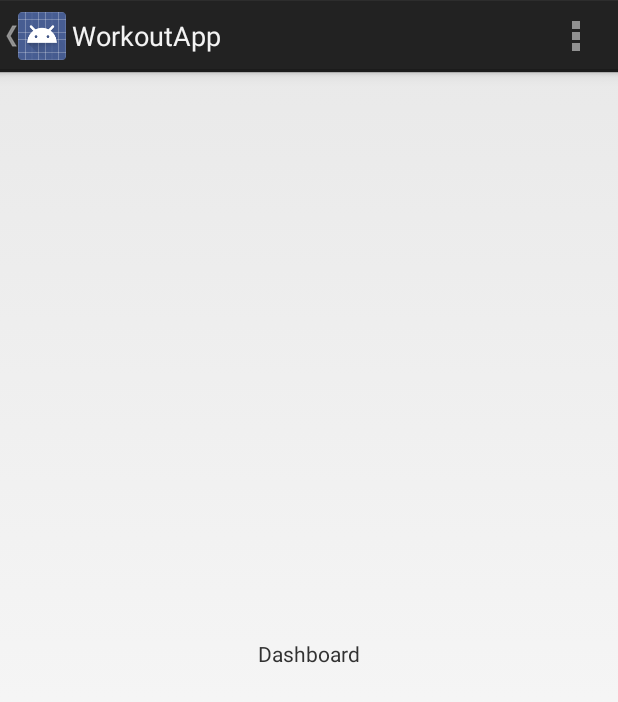
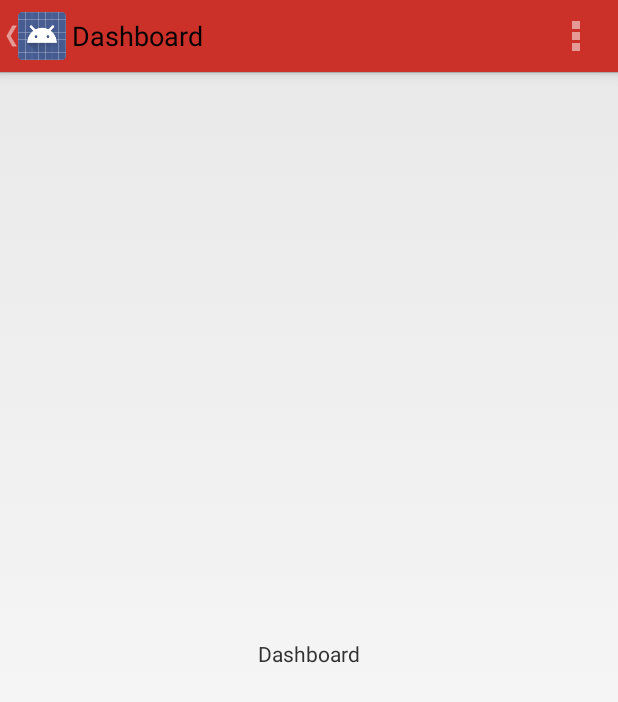
Before and after one commit to armoun/workoutapp, an Android app: the screen it shows after launch (MainActivity), on a phone screen of 412 x 824 dp. Shown: the top 702 px of the screen. Run offline under Robolectric (Android 15) with nearby library versions, the phone set to English and light mode, and no system bars; 2 statements that could not run were skipped.

Commit message:
navigation update

```diff
--- a/WorkoutApp/app/src/main/java/be/howest/nmct3/workoutapp/MainActivity.java
+++ b/WorkoutApp/app/src/main/java/be/howest/nmct3/workoutapp/MainActivity.java
@@ -37,6 +37,8 @@ public class MainActivity extends FragmentActivity {
         super.onCreate(savedInstanceState);
         setContentView(R.layout.activity_main);
 
+        mTitle = mDrawerTitle = getTitle();
+
         ArrayAdapter<String> ad = new ArrayAdapter<String>(getActionBar().getThemedContext(), android.R.layout.simple_list_item_1, listContent);
 
         final DrawerLayout drawer = (DrawerLayout)findViewById(R.id.drawer_layout);
@@ -44,6 +46,7 @@ public class MainActivity extends FragmentActivity {
 
         FragmentTransaction transition = getSupportFragmentManager().beginTransaction();
         transition.replace(R.id.main, Fragment.instantiate(MainActivity.this, fragments[0]));
+        getActionBar().setTitle(listContent[0]);
         transition.commit();
 
         list.setAdapter(ad);
@@ -56,6 +59,7 @@ public class MainActivity extends FragmentActivity {
                         super.onDrawerClosed(drawerView);
                         FragmentTransaction transition = getSupportFragmentManager().beginTransaction();
                         transition.replace(R.id.main, Fragment.instantiate(MainActivity.this, fragments[position]));
+                        getActionBar().setTitle(listContent[position]);
                         transition.commit();
                     }
                 });
@@ -75,7 +79,7 @@ public class MainActivity extends FragmentActivity {
             /** Called when a drawer has settled in a completely closed state. */
             public void onDrawerClosed(View view) {
                 super.onDrawerClosed(view);
-                getActionBar().setTitle(mTitle);
+
             }
 
             /** Called when a drawer has settled in a completely open state. */
--- a/WorkoutApp/app/src/main/res/values/styles.xml
+++ b/WorkoutApp/app/src/main/res/values/styles.xml
@@ -3,6 +3,16 @@
     <!-- Base application theme. -->
     <style name="AppTheme" parent="android:Theme.Holo.Light.DarkActionBar">
         <!-- Customize your theme here. -->
+        <item name="android:actionBarStyle">@style/MyActionBar</item>
+        <item name="android:titleTextStyle">@style/TitleActionBar</item>
+    </style>
+
+    <style name="MyActionBar" parent="@android:style/Widget.Holo.Light.ActionBar">
+        <item name="android:background">#ffcb3129</item>
+    </style>
+
+    <style name="TitleActionBar" parent="@android:style/TextAppearance.Holo.Widget.ActionBar.Title">
+        <item name="android:textColor">#fffcf1ec</item>
     </style>
 
 </resources>
```
